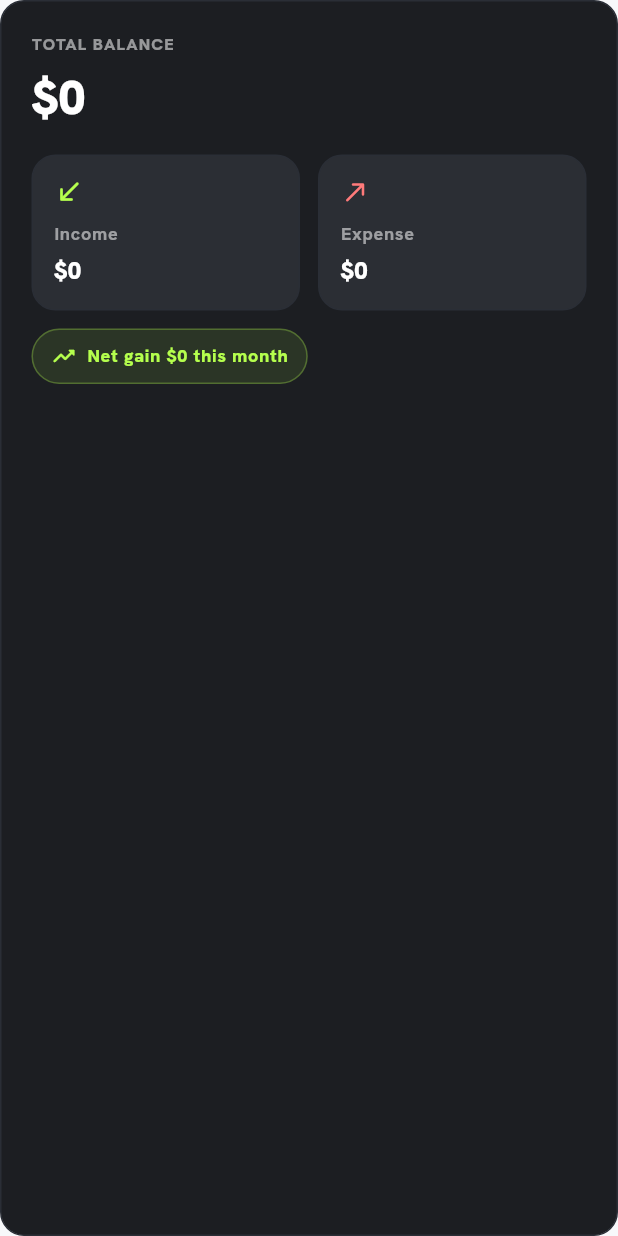
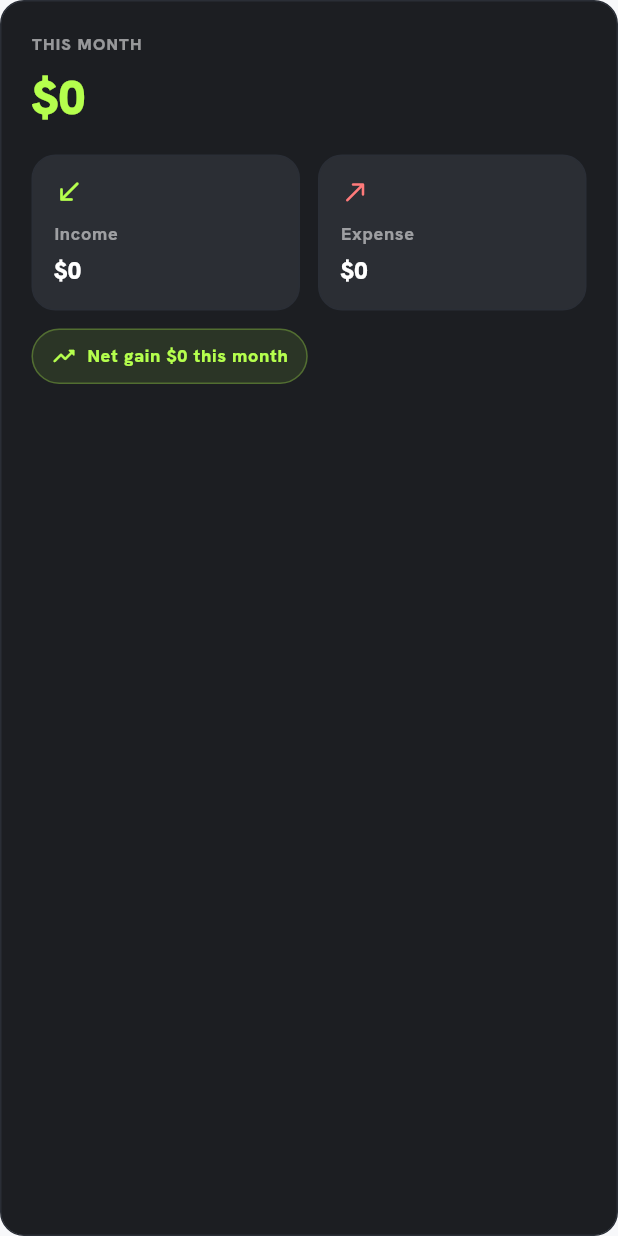
Before and after one commit to agusabdulrahman/isave, a Flutter app: the _BalanceOverviewCard widget shown alone on an empty page, opened directly with empty values, on a phone screen of 412 x 824 dp. Run offline on Flutter 3.47's test engine with Material 3 defaults, Android fonts, the phone set to English and light mode, and no system bars; our stand-ins replace google_fonts, supabase_flutter; accounts and stored records are empty; network calls fail.

Commit message:
fix: home view to expenses & income

```diff
--- a/lib/view/home/home_view.dart
+++ b/lib/view/home/home_view.dart
@@ -8,7 +8,8 @@ class HomeScreen extends StatelessWidget {
     final state = AppStateScope.of(context);
     final recent = state.recentTransactions.take(3).toList();
     final currency = state.selectedCurrency;
-    final budget = state.budgetForMonth(currency, DateTime.now());
+    final income = state.totalIncomeThisMonth;
+    final expense = state.totalExpenseThisMonth;
 
     return ColoredBox(
       color: const Color(0xFF111214),
@@ -26,10 +27,9 @@ class HomeScreen extends StatelessWidget {
                 const SizedBox(height: 24),
                 FadeSlideIn(
                   delay: 0.0,
-                  child: BudgetCardLight(
-                    progress: state.budgetProgress,
-                    remaining: state.remainingBudget,
-                    total: budget,
+                  child: _BalanceOverviewCard(
+                    income: income,
+                    expense: expense,
                     currency: currency,
                   ),
                 ),
@@ -130,13 +130,11 @@ class _HomeHeader extends StatelessWidget {
 
 class _BalanceOverviewCard extends StatelessWidget {
   const _BalanceOverviewCard({
-    required this.balance,
     required this.income,
     required this.expense,
     required this.currency,
   });
 
-  final double balance;
   final double income;
   final double expense;
   final String currency;
@@ -150,7 +148,7 @@ class _BalanceOverviewCard extends StatelessWidget {
         crossAxisAlignment: CrossAxisAlignment.start,
         children: [
           Text(
-            'TOTAL BALANCE',
+            'THIS MONTH',
             style: Theme.of(context).textTheme.labelSmall?.copyWith(
                   color: Colors.white54,
                   fontWeight: FontWeight.w800,
@@ -163,11 +161,13 @@ class _BalanceOverviewCard extends StatelessWidget {
             children: [
               Expanded(
                 child: Text(
-                  formatMoney(balance, currency),
+                  formatMoney(net.abs(), currency),
                   maxLines: 1,
                   overflow: TextOverflow.ellipsis,
                   style: Theme.of(context).textTheme.headlineLarge?.copyWith(
-                        color: Colors.white,
+                        color: net >= 0
+                            ? const Color(0xFFB5FF4D)
+                            : const Color(0xFFFF7A7A),
                         fontWeight: FontWeight.w900,
                       ),
                 ),
```
